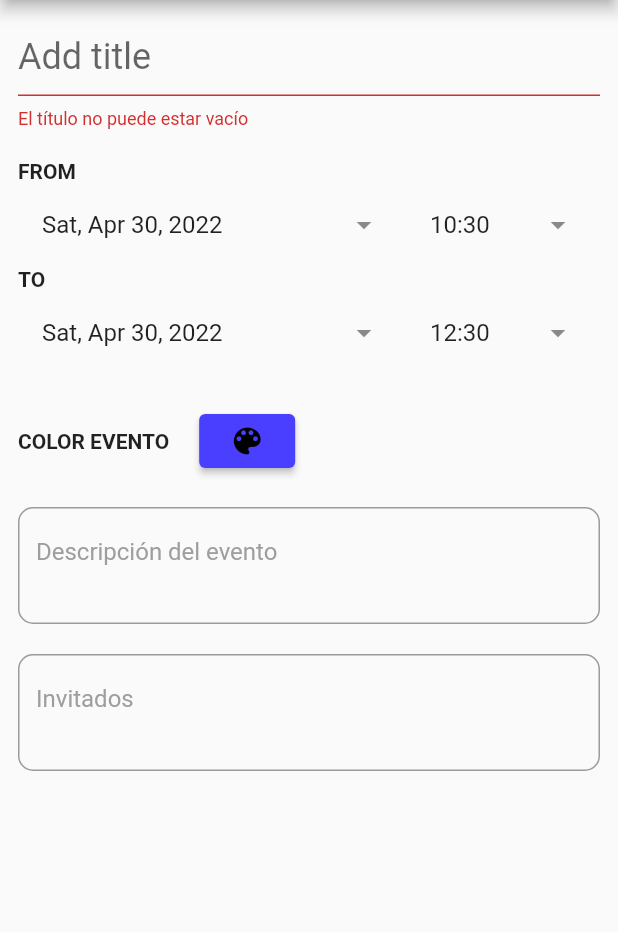
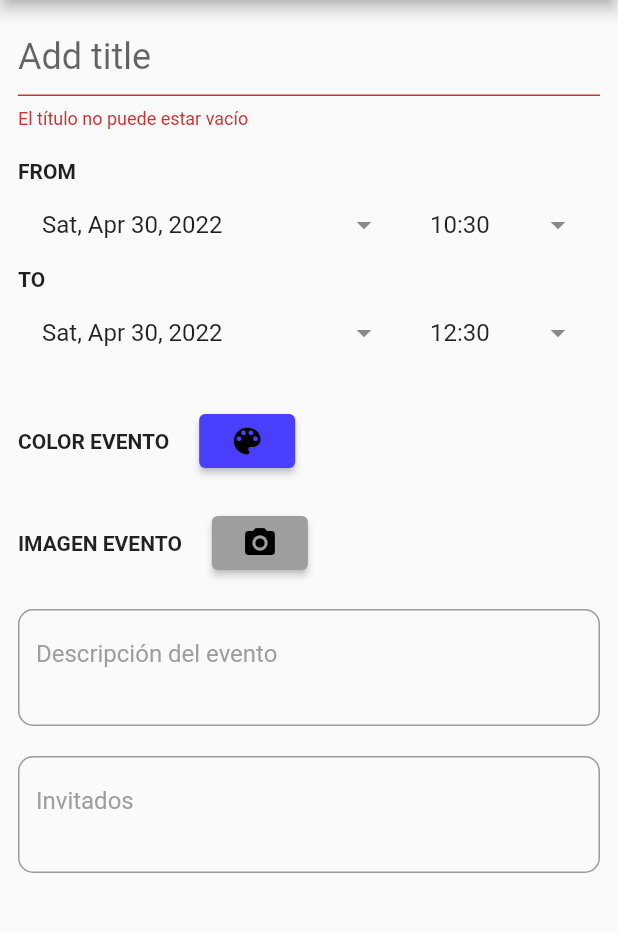
Before and after one commit to karou1182001/AppMovilRU, a Flutter app: the EventEditingPage screen opened directly, after a tap on "SAVE", on a phone screen of 412 x 824 dp, the part 105-1037 px from its top. Run offline on Flutter 3.47's test engine with Material 2 defaults, Android fonts, the light colour scheme and no system bars; our stand-ins replace cloud_firestore, firebase_auth, firebase_core, flutter_colorpicker, get, google_maps_flutter and 5 more; missing offline and left inert: syncfusion_flutter_core; accounts and stored records are empty.

Commit message:
CRUD eventos

```diff
--- a/lib/domain/constants/controllers/event_controller.dart
+++ /dev/null
@@ -1,88 +0,0 @@
-import 'package:app_ru/models/event.dart';
-import 'package:cloud_firestore/cloud_firestore.dart';
-import 'package:flutter/material.dart';
-import 'package:get/get.dart';
-
-import '../constants/firabase_constants.dart';
-import 'FirestoreEven.dart';
-import 'authentication_controller.dart';
-
-class EventController extends GetxController {
-  RxList<Event> eventList = RxList<Event>([]);
-  DateTime _selectedDate = DateTime.now();
-
-  //Firestore
-  FirebaseFirestore firebaseFirestore = FirebaseFirestore.instance;
-  //Getters
-  get events => eventList;
-  DateTime get selectedDate => _selectedDate;
-  RxList get eventsOfSelectedDate => eventList;
-
-  EventController() {
-    findevents();
-    // _events.add(Event(
-    //     name: "Salir de clase",
-    //     from: DateTime.now(),
-    //     to: DateTime.now(),
-    //     description: "Salir de clase y no volver más",
-    //     persCreadora: "Mateo",
-    //     invitados: ["Chirstian", "Danna"],
-    //     color: Colors.blue,
-    //     imgName: "1"));
-    // _events.add(Event(
-    //     name: "Discución intelectual",
-    //     from: DateTime.now(),
-    //     to: DateTime.now(),
-    //     description: "Nos creemos intelectuales y discutimos",
-    //     persCreadora: "Mateo",
-    //     invitados: ["Chirstian", "Danna"],
-    //     color: Colors.green,
-    //     imgName: "0"));
-  }
-
-  @override
-  void onInit() {
-    super.onInit();
-    //eventList.bindStream(FirestoreDb.eventStream());
-    print("on init");
-  }
-
-  //Setters
-  void addEvent(Event event) {
-    FirestoreDb.addEvent(event);
-    eventList.add(event);
-  }
-
-  void setDate(DateTime date) {
-    _selectedDate = date;
-  }
-
-  //Otros
-
-  void deleteEvent(Event event) {
-    FirestoreDb.deleteEvent(event.eventId);
-    eventList.remove(event);
-  }
-
-  void editEvent(Event newEvent, Event oldEvent) {
-    final index = eventList.indexOf(oldEvent);
-    eventList[index] = newEvent;
-  }
-
-  @override
-  void onReady() {
-    super.onReady();
-  }
-
-  void findevents() async {
-    var query =
-        eventsFirebase.where('persCreadora', isEqualTo: "Usuario actual");
-    QuerySnapshot evento = await query.get();
-    List<Event> events = [];
-    for (var event in evento.docs) {
-      final _events = Event.fromDocumentSnapshot(documentSnapshot: event);
-      events.add(_events);
-    }
-    eventList = events.obs;
-  }
-}
--- /dev/null
+++ b/lib/domain/constants/controllers/firebaseevent_controller.dart
@@ -0,0 +1,120 @@
+import 'dart:async';
+
+import 'package:app_ru/domain/constants/constants/firabase_constants.dart';
+import 'package:app_ru/models/event.dart';
+import 'package:cloud_firestore/cloud_firestore.dart';
+import 'package:flutter/material.dart';
+import 'package:get/get.dart';
+
+import 'user_controller.dart';
+
+class FirebaseEventController extends GetxController {
+  DateTime _selectedDate = DateTime.now();
+  //Firestore
+  CollectionReference eventf = eventsFirebase;
+  //Stream para obtener los datos de firebase
+  final Stream<QuerySnapshot> _eventsStream = eventsFirebase.snapshots();
+  late StreamSubscription<Object?> streamSubscription;
+  final _eventList = <Event>[].obs;
+  //_evenList= eventStream();
+
+  @override
+  void onInit() {
+    super.onInit();
+    _eventList.bindStream(eventStream());
+    print("on init");
+  }
+
+  //Getters
+  get events => _eventList;
+  DateTime get selectedDate => _selectedDate;
+
+  void setDate(DateTime date) {
+    _selectedDate = date;
+  }
+
+  subscribeUpdates() async {
+    streamSubscription = _eventsStream.listen((event) {
+      _eventList.clear();
+      event.docs.forEach((element) {
+        _eventList.add(Event.fromSnapshot(element));
+      });
+      print("Got ${_eventList.length}");
+    });
+  }
+
+  unsubscribeUpdates() {
+    streamSubscription.cancel();
+  }
+
+  void addEvent(
+      name, from, to, description, persCreadora, invitados, color, imgName) {
+    eventf
+        .add({
+          'name': name,
+          'from': from,
+          'to': to,
+          'description': description,
+          'persCreadora': persCreadora,
+          'invitados': invitados,
+          'color': color,
+          'imgName': imgName
+        })
+        .then((value) => print("Evento añadido"))
+        .catchError((onError) => print("No se pudo añadir"));
+  }
+
+  void deleteEvent(Event event) {
+    event.eventId.delete();
+  }
+
+  updateEvent(name, from, to, description, persCreadora, invitados, color,
+      imgName, Event event) {
+    event.eventId.update({
+      'name': name,
+      'from': from,
+      'to': to,
+      'description': description,
+      'persCreadora': persCreadora,
+      'invitados': invitados,
+      'color': color,
+      'imgName': imgName
+    });
+  }
+
+  static Stream<List<Event>> eventStream() {
+    return eventsFirebase.snapshots().map((QuerySnapshot query) {
+      List<Event> events = [];
+      for (var event in query.docs) {
+        final _events = Event.fromSnapshot(event);
+        events.add(_events);
+      }
+      print(events.length);
+      return events;
+    });
+  }
+
+  void findevents() async {
+    UserController userController = Get.find();
+    var query =
+        eventsFirebase.where('persCreadora', isEqualTo: "Usuario actual");
+    QuerySnapshot evento = await query.get();
+    _eventList.clear();
+    evento.docs.forEach((element) {
+      _eventList.add(Event.fromSnapshot(element));
+      print(Event.fromSnapshot(element).name);
+    });
+  }
+
+  /*void findevents() async {
+    var query =
+        eventsFirebase.where('persCreadora', isEqualTo: "Usuario actual");
+    QuerySnapshot evento = await query.get();
+    List<Event> events = [];
+    for (var event in evento.docs) {
+      final _events = Event.fromDocumentSnapshot(documentSnapshot: event);
+      events.add(_events);
+    }
+    eventList = events.obs;
+  }*/
+}
--- a/lib/main.dart
+++ b/lib/main.dart
@@ -7,7 +7,7 @@ import 'package:flutter/material.dart';
 import 'package:get/get.dart';
 import 'package:permission_handler/permission_handler.dart';
 import 'domain/constants/controllers/authentication_controller.dart';
-import 'domain/constants/controllers/event_controller.dart';
+import 'domain/constants/controllers/firebaseevent_controller.dart';
 import 'domain/constants/controllers/friend_controller.dart';
 
 Future<void> main() async {
@@ -38,7 +38,7 @@ class MyApp extends StatelessWidget {
                 }
                 //Si la conexión fue exitosa
                 if (snapshot.connectionState == ConnectionState.done) {
-                  Get.put(EventController());
+                  Get.put(FirebaseEventController());
                   Get.put(FriendController());
                   Get.put(AuthenticationController());
                   print('Estamos conectados');
--- a/lib/models/event.dart
+++ b/lib/models/event.dart
@@ -1,9 +1,10 @@
+import 'dart:io';
 import 'dart:ui';
 
 import 'package:cloud_firestore/cloud_firestore.dart';
 
 class Event {
-  String? eventId;
+  DocumentReference eventId;
   late String name;
   late String from;
   late String to;
@@ -13,7 +14,8 @@ class Event {
   late int color;
   late String imgName;
 
-  Event({
+  /*Event({
+    required this.eventId,
     required this.name,
     required this.from,
     required this.to,
@@ -22,17 +24,27 @@ class Event {
     required this.invitados,
     required this.color,
     required this.imgName,
-  });
+  });*/
 
-  Event.fromDocumentSnapshot({required DocumentSnapshot documentSnapshot}) {
-    eventId = documentSnapshot.id;
-    name = documentSnapshot['name'];
-    from = documentSnapshot['from'];
-    to = documentSnapshot['to'];
-    description = documentSnapshot['description'];
-    persCreadora = documentSnapshot['persCreadora'];
-    invitados = documentSnapshot['invitados'];
-    color = documentSnapshot['color'];
-    imgName = documentSnapshot['imgName'];
-  }
+  Event.fromMap(Map<String, dynamic> map, {required this.eventId})
+      : assert(map['name'] != null),
+        assert(map['from'] != null),
+        assert(map['to'] != null),
+        assert(map['description'] != null),
+        assert(map['persCreadora'] != null),
+        assert(map['invitados'] != null),
+        assert(map['color'] != null),
+        assert(map['imgName'] != null),
+        name = map['name'],
+        from = map['from'],
+        to = map['to'],
+        description = map['description'],
+        persCreadora = map['persCreadora'],
+        invitados = map['invitados'],
+        color = map['color'],
+        imgName = map['imgName'];
+
+  Event.fromSnapshot(DocumentSnapshot snapshot)
+      : this.fromMap(snapshot.data() as Map<String, dynamic>,
+            eventId: snapshot.reference);
 }
--- a/lib/ui/pages/pageEvents/selectedevent.dart
+++ b/lib/ui/pages/pageEvents/selectedevent.dart
@@ -23,7 +23,8 @@ class SelectedEvent extends StatelessWidget {
           children: [
             ClipRRect(
                 borderRadius: BorderRadius.circular(20),
-                child: Image.asset('assets/' + selectedevent.imgName + '.jpg',
+                //child: Image.asset('assets/' + selectedevent.imgName + '.jpg',
+                child: Image.asset('assets/' + "1" + '.jpg',
                     fit: BoxFit.cover, height: 200)),
             Expanded(
               child: Stack(
--- a/lib/ui/pages/pageMyCalendar/event_editing_page.dart
+++ b/lib/ui/pages/pageMyCalendar/event_editing_page.dart
@@ -1,5 +1,6 @@
 //En esta clase podemos crear un evento nuevo y editar sus datos
-import 'package:app_ru/domain/constants/controllers/event_controller.dart';
+import 'dart:io';
+
 import 'package:app_ru/models/event.dart';
 import 'package:app_ru/ui/pages/pageMyCalendar/utils.dart';
 import 'package:app_ru/ui/widgets/navbar/nav_bar.dart';
@@ -7,8 +8,11 @@ import 'package:flutter/material.dart';
 import 'package:flutter_colorpicker/flutter_colorpicker.dart';
 import 'package:get/get.dart';
 import 'package:intl/intl.dart';
+import 'package:image_picker/image_picker.dart';
 
 import '../../../domain/constants/constants/color.dart';
+import '../../../domain/constants/controllers/firebaseevent_controller.dart';
+import '../../../domain/constants/controllers/user_controller.dart';
 
 class EventEditingPage extends StatefulWidget {
   final Event? event;
@@ -28,14 +32,17 @@ class _EventEditingPageState extends State<EventEditingPage> {
   late DateTime fromDate;
   late DateTime toDate;
   Color colorEvento = selectColor;
+  late var _selectedPicture = File("");
+  FirebaseEventController feventCont = Get.find();
 
   @override
   void initState() {
     super.initState();
     if (widget.event == null) {
       //Horas por defecto
-      fromDate = DateTime.now();
-      toDate = DateTime.now().add(const Duration(hours: 2));
+      fromDate = feventCont.selectedDate;
+      //DateTime.now();
+      toDate = feventCont.selectedDate.add(const Duration(hours: 2));
     } else {
       final event = widget.event;
       titleController.text = event!.name;
@@ -78,6 +85,8 @@ class _EventEditingPageState extends State<EventEditingPage> {
               const SizedBox(
                 height: 20,
               ),
+              imagePicker(),
+              imagen(),
               parrafoDescripcion(),
               const SizedBox(
                 height: 20,
@@ -203,6 +212,53 @@ class _EventEditingPageState extends State<EventEditingPage> {
           )
         ],
       );
+
+  Widget imagePicker() => Row(
+        children: [
+          const Text(
+            "IMAGEN EVENTO",
+            style: TextStyle(fontWeight: FontWeight.bold),
+          ),
+          const SizedBox(width: 20),
+          ElevatedButton(
+            onPressed: () async {
+              var image =
+                  (await ImagePicker().pickImage(source: ImageSource.gallery));
+
+              setState(() {
+                _selectedPicture = File(image!.path);
+              });
+            },
+            style: ButtonStyle(
+                backgroundColor: MaterialStateProperty.all(Colors.grey)),
+            child: const Icon(Icons.camera_alt),
+          )
+        ],
+      );
+
+  imagen() {
+    //Video base para guardar imagen https://youtu.be/h5z6qwyjwi8
+    if (_selectedPicture.toString() != "File: ''") {
+      return Column(
+        children: [
+          const SizedBox(
+            height: 20,
+          ),
+          SizedBox(
+            height: 150,
+            child: Image.file(_selectedPicture),
+          ),
+          const SizedBox(
+            height: 20,
+          ),
+        ],
+      );
+    } else {
+      return const SizedBox(
+        height: 20,
+      );
+    }
+  }
 
   //Pone los calendarios del From
   Widget buildFrom() => buildHeader(
@@ -336,7 +392,7 @@ class _EventEditingPageState extends State<EventEditingPage> {
     final isValid = _formKey.currentState!.validate();
     if (isValid) {
       //Creamos un nuevo evento
-      final event = Event(
+      /*final event = Event(
         name: titleController.text,
         from: DateFormat("yyyy-MM-dd hh:mm:ss").format(fromDate),
         to: DateFormat("yyyy-MM-dd hh:mm:ss").format(toDate),
@@ -346,17 +402,38 @@ class _EventEditingPageState extends State<EventEditingPage> {
         invitados: ["Julia"],
         color: colorEvento.value,
         imgName: "1",
-      );
+      );*/
 
       final isEditing = widget.event != null;
       //LLmando al controlador, añadimos el evento a la lista de controladores
-      Get.put(EventController());
-      EventController eventCont = Get.find();
+      Get.put(FirebaseEventController());
+      FirebaseEventController feventCont = Get.find();
+      UserController userController = Get.find();
 
       if (isEditing) {
-        eventCont.editEvent(event, widget.event!);
+        //eventCont.editEvent(event, widget.event!);
+        feventCont.updateEvent(
+            titleController.text,
+            DateFormat("yyyy-MM-dd hh:mm:ss").format(fromDate),
+            DateFormat("yyyy-MM-dd hh:mm:ss").format(toDate),
+            descController.text,
+            userController.email,
+            ["Julia"],
+            colorEvento.value,
+            "1",
+            widget.event!);
       } else {
-        eventCont.addEvent(event);
+        //eventCont.addEvent(event);
+        feventCont.addEvent(
+          titleController.text,
+          DateFormat("yyyy-MM-dd hh:mm:ss").format(fromDate),
+          DateFormat("yyyy-MM-dd hh:mm:ss").format(toDate),
+          descController.text,
+          userController.email,
+          ["Julia"],
+          colorEvento.value,
+          "1",
+        );
       }
 
       //Volvemos a la página anterior
--- a/lib/ui/widgets/navbar/model.dart
+++ b/lib/ui/widgets/navbar/model.dart
@@ -35,7 +35,7 @@ List<Model> navBtn = [
       id: 2,
       icon: CupertinoIcons.calendar,
       name: 'Calendario',
-      widget: const MyCalendar()),
+      widget: MyCalendar()),
   Model(
       id: 3,
       icon: Icons.notifications,
--- a/pubspec.yaml
+++ b/pubspec.yaml
@@ -46,12 +46,14 @@ dependencies:
   google_maps_flutter: ^2.0.6
   location: ^4.3.0
   permission_handler: ^8.1.4+2
+  #firebase_storage: ^10.2.14
 
   # The following adds the Cupertino Icons font to your application.
   # Use with the CupertinoIcons class for iOS style icons.
   cupertino_icons: ^1.0.2
   get: ^4.6.1
   provider: ^6.0.2
+  image_picker: ^0.8.5
 
 dev_dependencies:
   flutter_test:
```
Also changed, not shown: lib/domain/constants/controllers/FirestoreEven.dart (deleted, +0 -55 lines), lib/ui/pages/pageEvents/eventos.dart (+4 -4 lines), lib/ui/pages/pageMyCalendar/event_viewing_page.dart (+17 -4 lines), lib/ui/pages/pageMyCalendar/mycalendar.dart (+38 -8 lines), lib/ui/pages/pageMyCalendar/task_widget.dart (+6 -6 lines), pubspec.lock, 1 other file.
